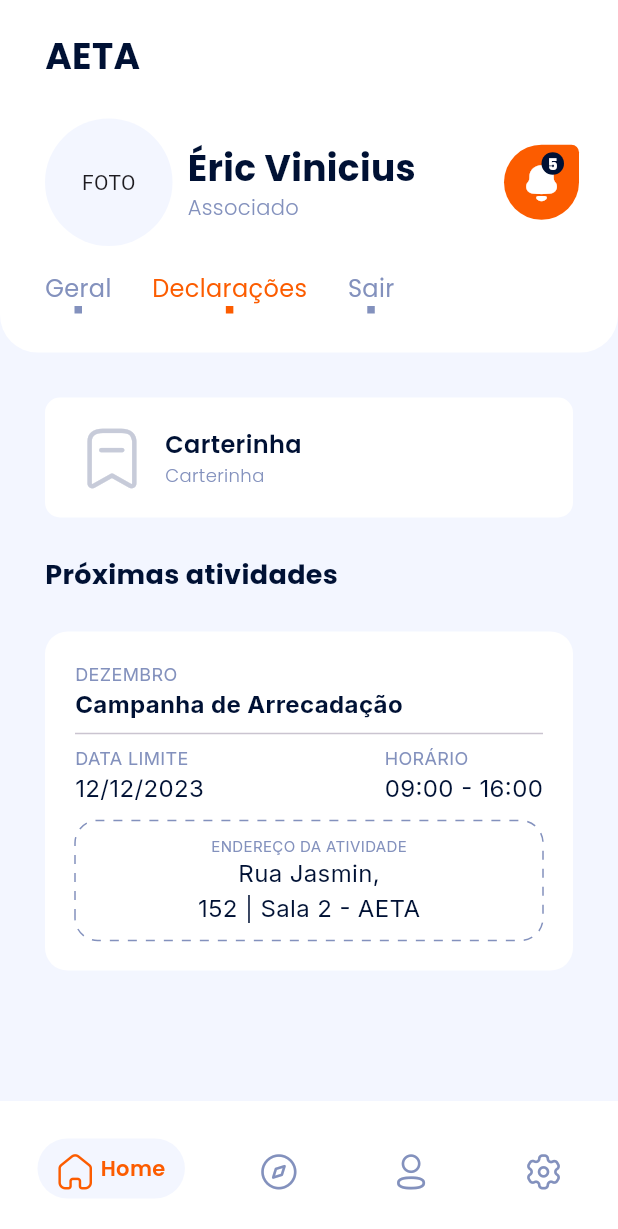
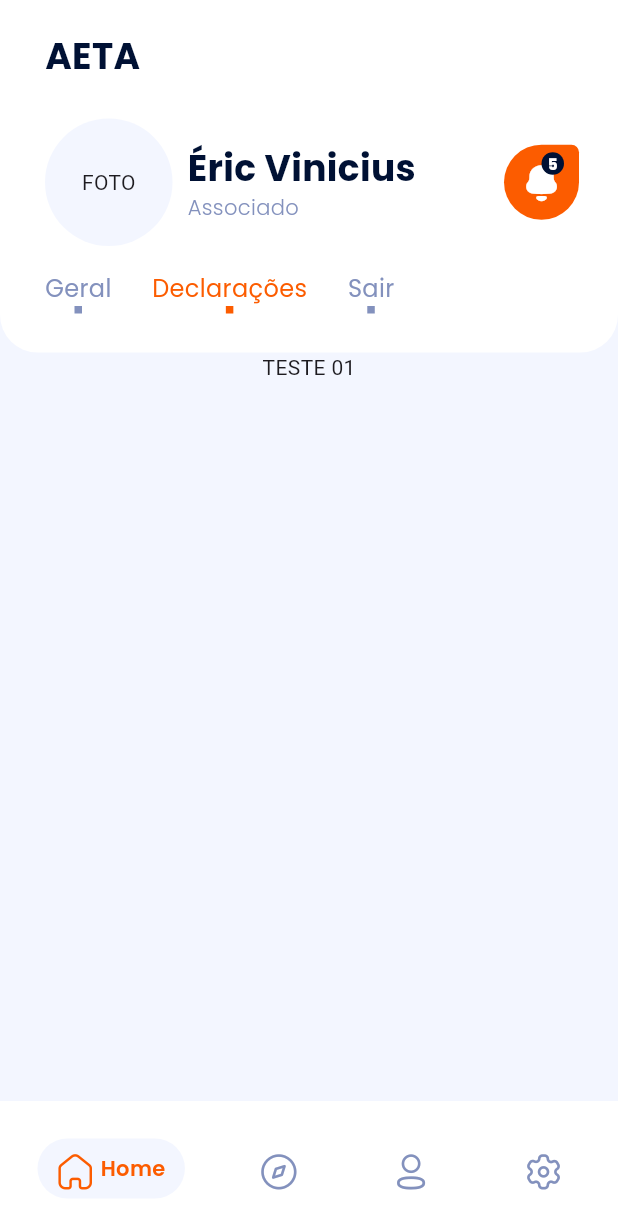
Before and after one commit to Zi0Li/MOBILE-Aeta, a Flutter app: the screen it shows after launch, after a tap on "Declarações", on a phone screen of 412 x 824 dp. Shown: the top 1229 px of the screen. Run offline on Flutter 3.47's test engine with Material 3 defaults, Android fonts, the phone set to English and light mode, and no system bars; drawn by our look-alikes of dotted_border, google_nav_bar; our stand-ins replace google_fonts.

```diff
--- a/lib/pages/homepage.dart
+++ b/lib/pages/homepage.dart
@@ -30,7 +30,33 @@ class _HomePageState extends State<HomePage> {
               'Sair',
             ],
           ),
-          Padding(
+          AnimatedBuilder(
+            animation: Listenable.merge([HeaderWidget.selectedIndex]),
+            builder: (context, child) {
+              if (HeaderWidget.selectedIndex.value == 0) {
+                return _generalBody();
+              } else if (HeaderWidget.selectedIndex.value == 1) {
+                return Container(
+                  child: Center(
+                    child: Text('TESTE 01'),
+                  ),
+                );
+              } else {
+                return Container(
+                  child: Center(
+                    child: Text('TESTE 02'),
+                  ),
+                );
+              }
+            },
+          )
+        ],
+      ),
+    );
+  }
+
+  Widget _generalBody() {
+    return Padding(
       padding: const EdgeInsets.all(30),
       child: Column(
         crossAxisAlignment: CrossAxisAlignment.start,
@@ -101,9 +127,6 @@ class _HomePageState extends State<HomePage> {
           )
         ],
       ),
-          )
-        ],
-      ),
     );
   }
 }
--- a/lib/widgets/header.dart
+++ b/lib/widgets/header.dart
@@ -8,6 +8,8 @@ class HeaderWidget extends StatefulWidget {
   final String? name;
   final String? role;
   final List<Function>? buttonFunctionList;
+
+  static ValueNotifier<int> selectedIndex = ValueNotifier<int>(0);
 
   HeaderWidget({
     required this.name,
@@ -165,6 +167,7 @@ class _HeaderWidgetState extends State<HeaderWidget> {
     return InkWell(
       onTap: () => setState(() {
         _selectButton = index;
+        HeaderWidget.selectedIndex.value = index;
       }),
       child: Column(
         children: [
```
Lines whose indentation alone changed are shown as unchanged.
